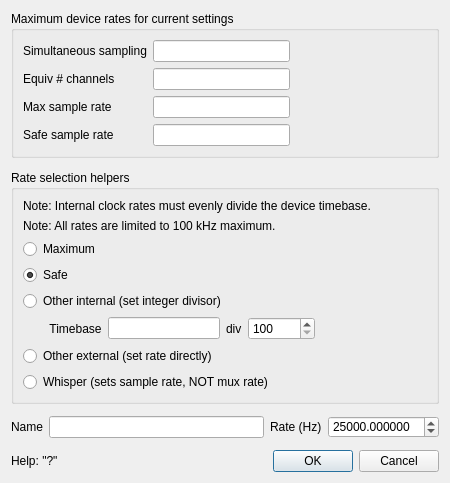
The window that Forms/NISourceDlg.ui (billkarsh/SpikeGLX) describes before a commit, drawn with Qt 5.
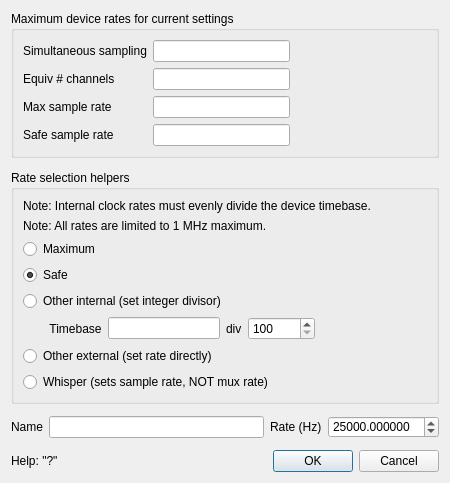
The same window after the commit.

Commit message: Up NI rate limit

Patch:
```diff
--- a/Forms/NISourceDlg.ui
+++ b/Forms/NISourceDlg.ui
@@ -116,7 +116,7 @@
       <item row="1" column="0">
        <widget class="QLabel" name="label_8">
         <property name="text">
-         <string>Note: All rates are limited to 100 kHz maximum.</string>
+         <string>Note: All rates are limited to 1 MHz maximum.</string>
         </property>
        </widget>
       </item>
```
Left out of the diff: 2 changed lines with no effect on the pictures. The commit also changes 6 other files.
